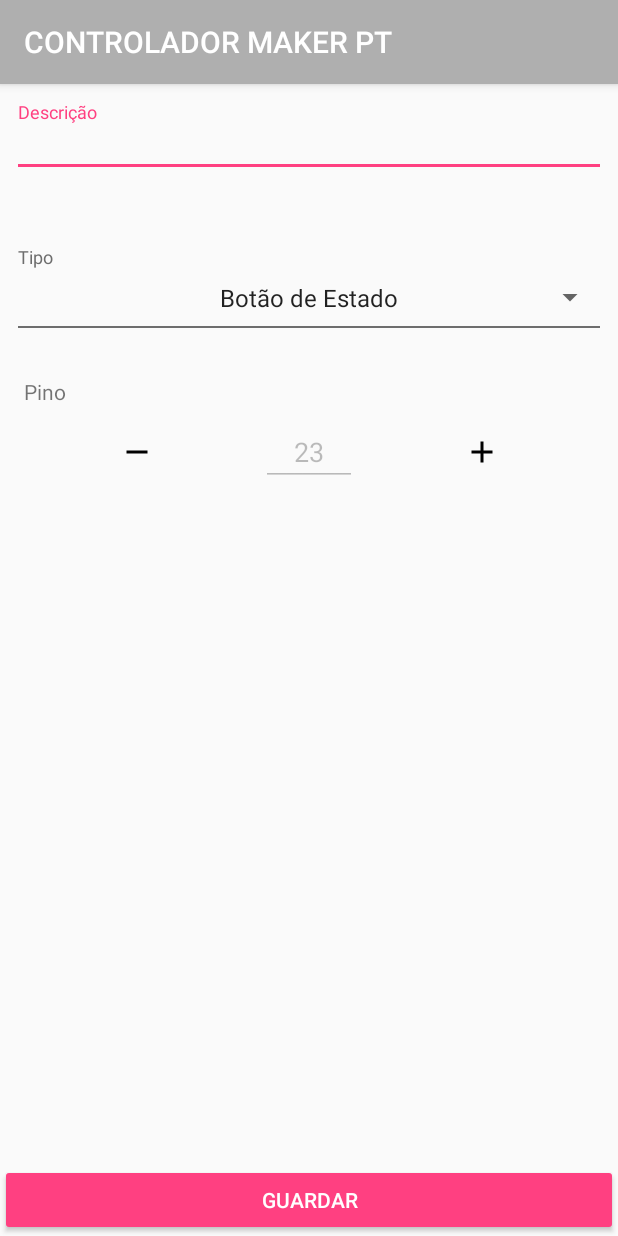
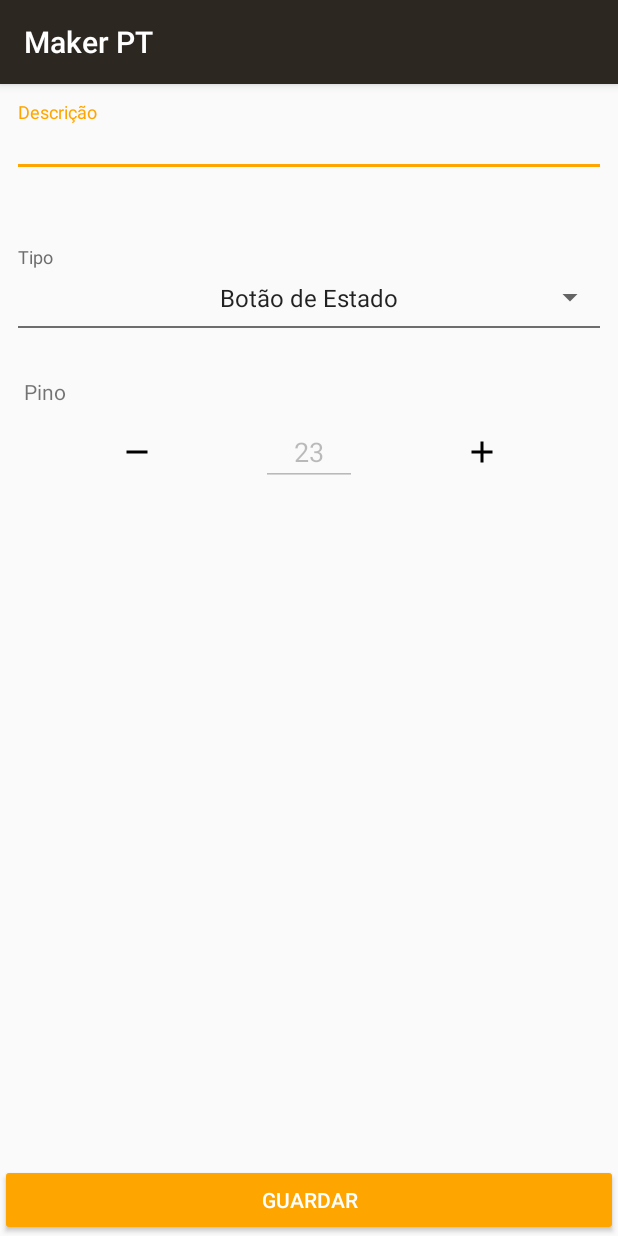
Before and after one commit to brunohorta82/relay_controller_esp8266_arduino_mega_android, an Android app: the screen it shows after launch (ButtonAddController), after a tap on an icon or button, on a phone screen of 412 x 824 dp. Run offline under Robolectric (Android 15) with nearby library versions, the phone set to English and light mode, and no system bars; our stand-ins replace Room's generated code, Volley.

Commit message:
alteração de cores

```diff
--- a/android/AndroidRelay/app/src/main/java/bhsystems/eu/relaycontroller/controllers/ButtonAddController.java
+++ b/android/AndroidRelay/app/src/main/java/bhsystems/eu/relaycontroller/controllers/ButtonAddController.java
@@ -55,9 +55,7 @@ public class ButtonAddController extends AppCompatActivity implements View.OnTou
 
         Toolbar toolbar = findViewById(R.id.toolbar);
         setSupportActionBar(toolbar);
-
         toolbar.setTitle(R.string.new_button);
-
         ibMinus = findViewById(R.id.ib_minus);
         ibMinus = findViewById(R.id.ib_minus);
         ibPlus = findViewById(R.id.ib_plus);
--- a/android/AndroidRelay/app/src/main/java/bhsystems/eu/relaycontroller/controllers/ButtonsListController.java
+++ b/android/AndroidRelay/app/src/main/java/bhsystems/eu/relaycontroller/controllers/ButtonsListController.java
@@ -67,7 +67,7 @@ public class ButtonsListController extends AppCompatActivity implements ButtonsA
         setContentView(R.layout.activity_main);
         Toolbar toolbar = findViewById(R.id.toolbar);
         setSupportActionBar(toolbar);
-        toolbar.setTitle(R.string.app_name);
+        toolbar.setTitle("Maker PT");
 
         rvButtons = findViewById(R.id.rv_buttons);
 
@@ -308,6 +308,7 @@ private boolean waitingForController = false;
     @Override
     public boolean onCreateOptionsMenu(Menu menu) {
         getMenuInflater().inflate(R.menu.buttons_list_menu, menu);
+
         final MenuItem menuItem = menu.findItem(R.id.mi_led);
         if (menuItem != null) {
             View actionView = MenuItemCompat.getActionView(menuItem);
--- a/android/AndroidRelay/app/src/main/res/drawable/circle.xml
+++ b/android/AndroidRelay/app/src/main/res/drawable/circle.xml
@@ -3,6 +3,6 @@
     android:shape="oval">
     <stroke
         android:width="1dp"
-        android:color="@color/colorAccent" />
+        android:color="@color/softgray" />
     <size android:width="40dp" android:height="40dp"/>
 </shape>
--- a/android/AndroidRelay/app/src/main/res/drawable/ic_led_off.xml
+++ b/android/AndroidRelay/app/src/main/res/drawable/ic_led_off.xml
@@ -5,5 +5,5 @@ android:height="24dp"
 android:width="24dp"
 android:viewportWidth="24"
 android:viewportHeight="24">
-<path android:fillColor="#990000" android:pathData="M2,5.27L3.28,4L20,20.72L18.73,22L13.9,17.17L11.29,19.78C9.34,21.73 6.17,21.73 4.22,19.78C2.27,17.83 2.27,14.66 4.22,12.71L5.71,11.22C5.7,12.04 5.83,12.86 6.11,13.65L5.64,14.12C4.46,15.29 4.46,17.19 5.64,18.36C6.81,19.54 8.71,19.54 9.88,18.36L12.5,15.76L10.88,14.15C10.87,14.39 10.77,14.64 10.59,14.83C10.2,15.22 9.56,15.22 9.17,14.83C8.12,13.77 7.63,12.37 7.72,11L2,5.27M12.71,4.22C14.66,2.27 17.83,2.27 19.78,4.22C21.73,6.17 21.73,9.34 19.78,11.29L18.29,12.78C18.3,11.96 18.17,11.14 17.89,10.36L18.36,9.88C19.54,8.71 19.54,6.81 18.36,5.64C17.19,4.46 15.29,4.46 14.12,5.64L10.79,8.97L9.38,7.55L12.71,4.22M13.41,9.17C13.8,8.78 14.44,8.78 14.83,9.17C16.2,10.54 16.61,12.5 16.06,14.23L14.28,12.46C14.23,11.78 13.94,11.11 13.41,10.59C13,10.2 13,9.56 13.41,9.17Z" />
+<path android:fillColor="#fff" android:pathData="M2,5.27L3.28,4L20,20.72L18.73,22L13.9,17.17L11.29,19.78C9.34,21.73 6.17,21.73 4.22,19.78C2.27,17.83 2.27,14.66 4.22,12.71L5.71,11.22C5.7,12.04 5.83,12.86 6.11,13.65L5.64,14.12C4.46,15.29 4.46,17.19 5.64,18.36C6.81,19.54 8.71,19.54 9.88,18.36L12.5,15.76L10.88,14.15C10.87,14.39 10.77,14.64 10.59,14.83C10.2,15.22 9.56,15.22 9.17,14.83C8.12,13.77 7.63,12.37 7.72,11L2,5.27M12.71,4.22C14.66,2.27 17.83,2.27 19.78,4.22C21.73,6.17 21.73,9.34 19.78,11.29L18.29,12.78C18.3,11.96 18.17,11.14 17.89,10.36L18.36,9.88C19.54,8.71 19.54,6.81 18.36,5.64C17.19,4.46 15.29,4.46 14.12,5.64L10.79,8.97L9.38,7.55L12.71,4.22M13.41,9.17C13.8,8.78 14.44,8.78 14.83,9.17C16.2,10.54 16.61,12.5 16.06,14.23L14.28,12.46C14.23,11.78 13.94,11.11 13.41,10.59C13,10.2 13,9.56 13.41,9.17Z" />
 </vector>
--- a/android/AndroidRelay/app/src/main/res/drawable/ic_led_on.xml
+++ b/android/AndroidRelay/app/src/main/res/drawable/ic_led_on.xml
@@ -4,5 +4,5 @@ android:height="24dp"
 android:width="24dp"
 android:viewportWidth="24"
 android:viewportHeight="24">
-<path android:fillColor="#006600" android:pathData="M10.59,13.41C11,13.8 11,14.44 10.59,14.83C10.2,15.22 9.56,15.22 9.17,14.83C7.22,12.88 7.22,9.71 9.17,7.76V7.76L12.71,4.22C14.66,2.27 17.83,2.27 19.78,4.22C21.73,6.17 21.73,9.34 19.78,11.29L18.29,12.78C18.3,11.96 18.17,11.14 17.89,10.36L18.36,9.88C19.54,8.71 19.54,6.81 18.36,5.64C17.19,4.46 15.29,4.46 14.12,5.64L10.59,9.17C9.41,10.34 9.41,12.24 10.59,13.41M13.41,9.17C13.8,8.78 14.44,8.78 14.83,9.17C16.78,11.12 16.78,14.29 14.83,16.24V16.24L11.29,19.78C9.34,21.73 6.17,21.73 4.22,19.78C2.27,17.83 2.27,14.66 4.22,12.71L5.71,11.22C5.7,12.04 5.83,12.86 6.11,13.65L5.64,14.12C4.46,15.29 4.46,17.19 5.64,18.36C6.81,19.54 8.71,19.54 9.88,18.36L13.41,14.83C14.59,13.66 14.59,11.76 13.41,10.59C13,10.2 13,9.56 13.41,9.17Z" />
+<path android:fillColor="#ffc04c" android:pathData="M10.59,13.41C11,13.8 11,14.44 10.59,14.83C10.2,15.22 9.56,15.22 9.17,14.83C7.22,12.88 7.22,9.71 9.17,7.76V7.76L12.71,4.22C14.66,2.27 17.83,2.27 19.78,4.22C21.73,6.17 21.73,9.34 19.78,11.29L18.29,12.78C18.3,11.96 18.17,11.14 17.89,10.36L18.36,9.88C19.54,8.71 19.54,6.81 18.36,5.64C17.19,4.46 15.29,4.46 14.12,5.64L10.59,9.17C9.41,10.34 9.41,12.24 10.59,13.41M13.41,9.17C13.8,8.78 14.44,8.78 14.83,9.17C16.78,11.12 16.78,14.29 14.83,16.24V16.24L11.29,19.78C9.34,21.73 6.17,21.73 4.22,19.78C2.27,17.83 2.27,14.66 4.22,12.71L5.71,11.22C5.7,12.04 5.83,12.86 6.11,13.65L5.64,14.12C4.46,15.29 4.46,17.19 5.64,18.36C6.81,19.54 8.71,19.54 9.88,18.36L13.41,14.83C14.59,13.66 14.59,11.76 13.41,10.59C13,10.2 13,9.56 13.41,9.17Z" />
 </vector>
--- a/android/AndroidRelay/app/src/main/res/layout/button_recycler_view_item.xml
+++ b/android/AndroidRelay/app/src/main/res/layout/button_recycler_view_item.xml
@@ -44,7 +44,7 @@
         android:id="@+id/view_foreground"
         android:layout_width="0dp"
         android:layout_height="wrap_content"
-        android:background="@android:color/black"
+        android:background="@color/gray"
         android:paddingBottom="16dp"
         android:paddingEnd="16dp"
         android:paddingStart="24dp"
@@ -56,7 +56,7 @@
 
         <ImageView
             android:id="@+id/img_state"
-            android:layout_width="wrap_content"
+            android:layout_width="32dp"
             android:layout_height="wrap_content"
             android:contentDescription="@string/state"
             app:layout_constraintBottom_toBottomOf="parent"
--- a/android/AndroidRelay/app/src/main/res/values/colors.xml
+++ b/android/AndroidRelay/app/src/main/res/values/colors.xml
@@ -1,9 +1,12 @@
 <?xml version="1.0" encoding="utf-8"?>
 <resources>
-    <color name="colorPrimary">#AFAFAF</color>
+    <color name="softgray">#515151</color>
+    <color name="gray">#262626</color>
+    <color name="colorPrimary">#2C2721</color>
     <color name="colorPrimaryDark">#303F9F</color>
-    <color name="colorAccent">#FF4081</color>
+    <color name="colorAccent">#ffa500</color>
     <color name="white">#FFF</color>
+    <color name="red">#FFDD2C00</color>
 
     <!-- The default color of the widget (label and bottom line). -->
     <color name="widget_labelled_spinner_default">#6D6D6D</color>
--- a/android/AndroidRelay/app/src/main/res/values/strings.xml
+++ b/android/AndroidRelay/app/src/main/res/values/strings.xml
@@ -1,5 +1,5 @@
 <resources>
-    <string name="app_name">CONTROLADOR MAKER PT</string>
+    <string name="app_name">Maker PT</string>
     <string name="label">Descrição</string>
     <string name="TOGGLE">Botão de Estado</string>
     <string name="TOUCH">Botão de Toque</string>
```
